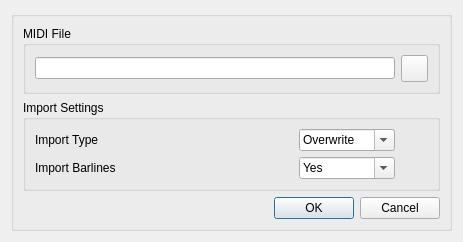
The window that src/plugins/ac_midifileplugin/dialogs/ac_midifileimportdialog.ui (andy-fillebrown/audiocarver) describes before a commit, drawn with Qt 5.
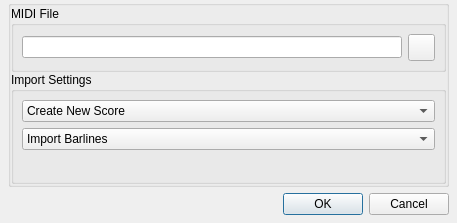
The same window after the commit. Icons and pictures are not drawn.

Commit message: cleanup midi file import dialog

The edit to the form file:
```diff
--- a/src/plugins/ac_midifileplugin/dialogs/ac_midifileimportdialog.ui
+++ b/src/plugins/ac_midifileplugin/dialogs/ac_midifileimportdialog.ui
@@ -6,23 +6,44 @@
    <rect>
     <x>0</x>
     <y>0</y>
-    <width>463</width>
-    <height>224</height>
+    <width>457</width>
+    <height>223</height>
    </rect>
   </property>
   <layout class="QVBoxLayout">
+   <property name="leftMargin">
+    <number>8</number>
+   </property>
+   <property name="topMargin">
+    <number>0</number>
+   </property>
+   <property name="rightMargin">
+    <number>8</number>
+   </property>
+   <property name="bottomMargin">
+    <number>8</number>
+   </property>
    <item>
     <widget class="QGroupBox" name="groupBox">
      <property name="title">
       <string/>
      </property>
      <layout class="QVBoxLayout">
+      <property name="spacing">
+       <number>0</number>
+      </property>
+      <property name="margin">
+       <number>0</number>
+      </property>
       <item>
        <widget class="QGroupBox" name="midiFileGroupBox">
         <property name="title">
          <string>MIDI File</string>
         </property>
         <layout class="QHBoxLayout">
+         <property name="margin">
+          <number>8</number>
+         </property>
          <item>
           <layout class="QHBoxLayout" name="midiFileLayout" stretch="0,0">
            <property name="spacing">
@@ -77,47 +98,27 @@
          <string>Import Settings</string>
         </property>
         <layout class="QVBoxLayout">
+         <property name="leftMargin">
+          <number>8</number>
+         </property>
+         <property name="topMargin">
+          <number>8</number>
+         </property>
+         <property name="rightMargin">
+          <number>8</number>
+         </property>
+         <property name="bottomMargin">
+          <number>0</number>
+         </property>
          <item>
-          <layout class="QHBoxLayout" name="importTypeLayout" stretch="0,0,0,0">
+          <layout class="QHBoxLayout" name="importTypeLayout" stretch="0">
            <property name="spacing">
             <number>6</number>
            </property>
-           <item>
-            <widget class="QLabel" name="importTypeLabel">
-             <property name="sizePolicy">
-              <sizepolicy hsizetype="Minimum" vsizetype="Fixed">
-               <horstretch>0</horstretch>
-               <verstretch>0</verstretch>
-              </sizepolicy>
-             </property>
-             <property name="minimumSize">
-              <size>
-               <width>0</width>
-               <height>0</height>
-              </size>
-             </property>
-             <property name="text">
-              <string>Import Type</string>
-             </property>
-            </widget>
-           </item>
-           <item>
-            <spacer name="importTypeSpacer_1">
-             <property name="orientation">
-              <enum>Qt::Horizontal</enum>
-             </property>
-             <property name="sizeHint" stdset="0">
-              <size>
-               <width>40</width>
-               <height>20</height>
-              </size>
-             </property>
-            </spacer>
-           </item>
            <item>
             <widget class="QComboBox" name="importTypeComboBox">
              <property name="sizePolicy">
-              <sizepolicy hsizetype="Fixed" vsizetype="Fixed">
+              <sizepolicy hsizetype="MinimumExpanding" vsizetype="Fixed">
                <horstretch>0</horstretch>
                <verstretch>0</verstretch>
               </sizepolicy>
@@ -129,14 +130,14 @@
               </size>
              </property>
              <property name="editable">
-              <bool>true</bool>
+              <bool>false</bool>
              </property>
              <property name="insertPolicy">
               <enum>QComboBox::NoInsert</enum>
              </property>
              <item>
               <property name="text">
-               <string>Overwrite</string>
+               <string>Create New Score</string>
               </property>
              </item>
              <item>
@@ -146,65 +147,17 @@
              </item>
             </widget>
            </item>
-           <item>
-            <spacer name="importTypeSpacer_2">
-             <property name="orientation">
-              <enum>Qt::Horizontal</enum>
-             </property>
-             <property name="sizeType">
-              <enum>QSizePolicy::Fixed</enum>
-             </property>
-             <property name="sizeHint" stdset="0">
-              <size>
-               <width>33</width>
-               <height>20</height>
-              </size>
-             </property>
-            </spacer>
-           </item>
           </layout>
          </item>
          <item>
-          <layout class="QHBoxLayout" name="importBarlineLayout" stretch="0,0,0,0">
+          <layout class="QHBoxLayout" name="importBarlinesLayout" stretch="0">
            <property name="spacing">
             <number>6</number>
            </property>
            <item>
-            <widget class="QLabel" name="importBarlineLabel">
+            <widget class="QComboBox" name="importBarlinesComboBox">
              <property name="sizePolicy">
-              <sizepolicy hsizetype="Minimum" vsizetype="Fixed">
-               <horstretch>0</horstretch>
-               <verstretch>0</verstretch>
-              </sizepolicy>
-             </property>
-             <property name="minimumSize">
-              <size>
-               <width>0</width>
-               <height>0</height>
-              </size>
-             </property>
-             <property name="text">
-              <string>Import Barlines</string>
-             </property>
-            </widget>
-           </item>
-           <item>
-            <spacer name="importBarlineSpacer_1">
-             <property name="orientation">
-              <enum>Qt::Horizontal</enum>
-             </property>
-             <property name="sizeHint" stdset="0">
-              <size>
-               <width>40</width>
-               <height>20</height>
-              </size>
-             </property>
-            </spacer>
-           </item>
-           <item>
-            <widget class="QComboBox" name="importBarlineComboBox">
-             <property name="sizePolicy">
-              <sizepolicy hsizetype="Fixed" vsizetype="Fixed">
+              <sizepolicy hsizetype="MinimumExpanding" vsizetype="Fixed">
                <horstretch>0</horstretch>
                <verstretch>0</verstretch>
               </sizepolicy>
@@ -216,14 +169,14 @@
               </size>
              </property>
              <property name="editable">
-              <bool>true</bool>
+              <bool>false</bool>
              </property>
              <property name="insertPolicy">
               <enum>QComboBox::NoInsert</enum>
              </property>
              <item>
               <property name="text">
-               <string>Yes</string>
+               <string>Import Barlines</string>
               </property>
              </item>
              <item>
@@ -233,50 +186,43 @@
              </item>
             </widget>
            </item>
-           <item>
-            <spacer name="importBarlineSpacer_2">
-             <property name="orientation">
-              <enum>Qt::Horizontal</enum>
-             </property>
-             <property name="sizeType">
-              <enum>QSizePolicy::Fixed</enum>
-             </property>
-             <property name="sizeHint" stdset="0">
-              <size>
-               <width>33</width>
-               <height>20</height>
-              </size>
-             </property>
-            </spacer>
-           </item>
           </layout>
          </item>
+         <item>
+          <spacer name="verticalSpacer">
+           <property name="orientation">
+            <enum>Qt::Vertical</enum>
+           </property>
+           <property name="sizeType">
+            <enum>QSizePolicy::Expanding</enum>
+           </property>
+           <property name="sizeHint" stdset="0">
+            <size>
+             <width>20</width>
+             <height>40</height>
+            </size>
+           </property>
+          </spacer>
+         </item>
         </layout>
        </widget>
       </item>
-      <item>
-       <spacer>
-        <property name="orientation">
-         <enum>Qt::Vertical</enum>
-        </property>
-        <property name="sizeHint" stdset="0">
-         <size>
-          <width>20</width>
-          <height>40</height>
-         </size>
-        </property>
-       </spacer>
-      </item>
-      <item>
-       <widget class="QDialogButtonBox" name="buttonBox">
-        <property name="standardButtons">
-         <set>QDialogButtonBox::Cancel|QDialogButtonBox::Ok</set>
-        </property>
-       </widget>
-      </item>
      </layout>
     </widget>
    </item>
+   <item>
+    <widget class="QDialogButtonBox" name="buttonBox">
+     <property name="sizePolicy">
+      <sizepolicy hsizetype="Expanding" vsizetype="Fixed">
+       <horstretch>0</horstretch>
+       <verstretch>0</verstretch>
+      </sizepolicy>
+     </property>
+     <property name="standardButtons">
+      <set>QDialogButtonBox::Cancel|QDialogButtonBox::Ok</set>
+     </property>
+    </widget>
+   </item>
   </layout>
  </widget>
  <resources>
```
Left out of the diff: 4 changed lines with no effect on the pictures.
